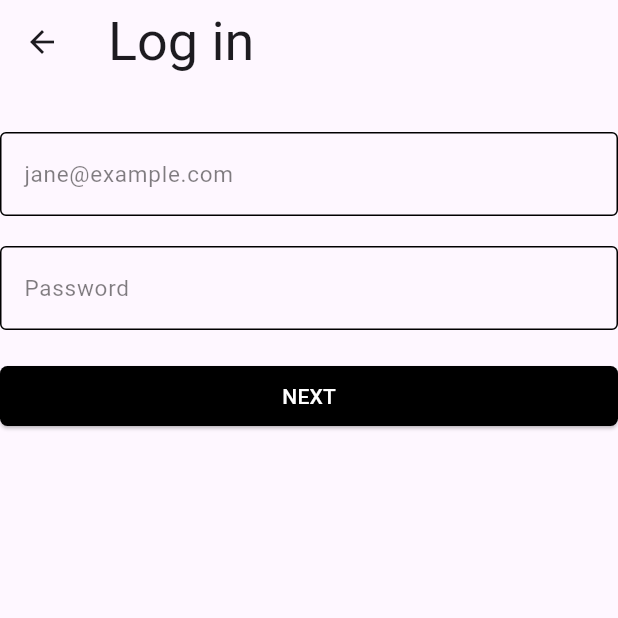
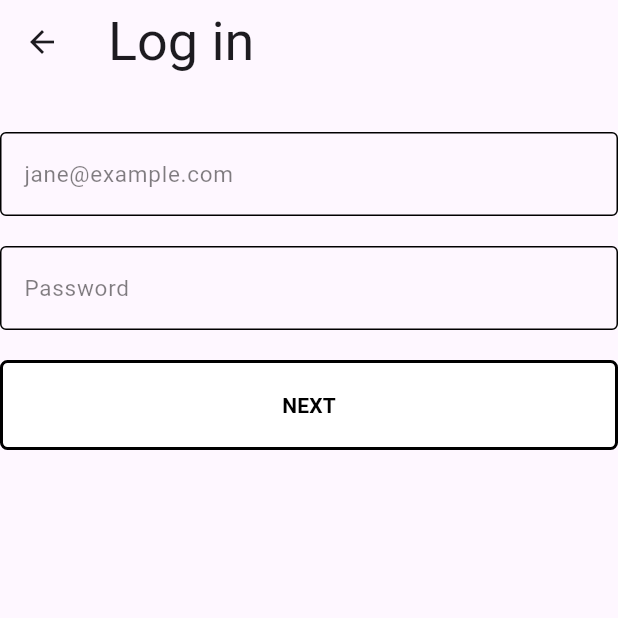
Before and after one commit to aelina-frontend/flutter_courses, a Flutter app: the screen it shows after launch, after a tap on "LOG IN", on a phone screen of 412 x 824 dp, the top half of it. Run offline on Flutter 3.47's test engine with Material 3 defaults, Android fonts, the light colour scheme and no system bars; our stand-ins replace font_awesome_flutter; network calls fail.

Commit message:
переделала кнопки заново, сейчас еще делаю страницу auth_screen.dart

```diff
--- a/lib/auth/auth_screen.dart
+++ b/lib/auth/auth_screen.dart
@@ -1,5 +1,5 @@
 import 'dart:developer';
-
+import 'package:untitled1/core/common/common_button.dart';
 import 'package:flutter/material.dart';
 import 'package:untitled1/core/app_textstyle.dart';
 import 'package:untitled1/screens/discover_screen.dart';
@@ -86,23 +86,30 @@ class _AuthScreenState extends State<AuthScreen> {
             Row(
               children: [
                 Expanded(
-                  child: ElevatedButton(
-                      onPressed: () {
+                  child: CommonButton(
+                      title: 'NEXT',
+                      onTap: () {
                         Navigator.push(context, MaterialPageRoute(builder: (context) => DiscoverScreen()));
-                        _formKey.currentState!.validate();
-                        log('tap');
-                      },
-                      child: const Text('NEXT'),
-                    style: ButtonStyle(
-                      foregroundColor: WidgetStateProperty.all<Color>(Colors.white),
-                      backgroundColor: WidgetStateProperty.all<Color>(Colors.black),
-                      shape: WidgetStateProperty.all<RoundedRectangleBorder>(const RoundedRectangleBorder(
-                        borderRadius: BorderRadius.all(Radius.circular(5)),
-                      )),
-                    ),
-
-                  ),
+                      }),
                 ),
+                // Expanded(
+                //   child: ElevatedButton(
+                //       onPressed: () {
+                //         Navigator.push(context, MaterialPageRoute(builder: (context) => DiscoverScreen()));
+                //         _formKey.currentState!.validate();
+                //         log('tap');
+                //       },
+                //       child: const Text('NEXT'),
+                //     style: ButtonStyle(
+                //       foregroundColor: WidgetStateProperty.all<Color>(Colors.white),
+                //       backgroundColor: WidgetStateProperty.all<Color>(Colors.black),
+                //       shape: WidgetStateProperty.all<RoundedRectangleBorder>(const RoundedRectangleBorder(
+                //         borderRadius: BorderRadius.all(Radius.circular(5)),
+                //       )),
+                //     ),
+                //
+                //   ),
+                // ),
               ],
             ),
           ],
--- a/lib/core/app_textstyle.dart
+++ b/lib/core/app_textstyle.dart
@@ -2,4 +2,5 @@ import 'package:flutter/material.dart';
 
 abstract class AppTextstyle {
   static const s36w400 = TextStyle( fontSize: 36, fontWeight: FontWeight.w400);
+  static const s13w500 = TextStyle( fontSize: 14, fontWeight: FontWeight.w700);
 }
--- /dev/null
+++ b/lib/core/common/common_button.dart
@@ -0,0 +1,37 @@
+import 'package:flutter/material.dart';
+import 'package:untitled1/core/app_textstyle.dart';
+
+class CommonButton extends StatelessWidget {
+  const CommonButton({
+    required this.title,
+    required this.onTap,
+    this.isWhite = true,
+    super.key});
+
+  final String title;
+  final Function() onTap;
+  final bool isWhite;
+
+  @override
+  Widget build(BuildContext context) {
+    return SizedBox(
+      height: 60,
+      width: double.infinity,
+      child: ElevatedButton(
+        style: ElevatedButton.styleFrom(
+          elevation: 0,
+            shape: RoundedRectangleBorder(
+                borderRadius: BorderRadius.circular(5),
+                side: const BorderSide(color: Colors.black,
+                width: 2)),
+          backgroundColor: isWhite ? Colors.white : Colors.black,
+        ),
+          onPressed: onTap,
+          child: Text(
+            title,
+            style: AppTextstyle.s13w500.copyWith(color: isWhite ? Colors.black : Colors.white),
+          ),
+      ),
+    );
+  }
+}
--- /dev/null
+++ b/lib/core/theme/app_dimens.dart
@@ -0,0 +1,6 @@
+
+abstract class AppDimens {
+  static const double smallPadding = 8;
+  static const double mediumPadding = 16;
+  static const double largePadding = 20;
+}
--- a/lib/main.dart
+++ b/lib/main.dart
@@ -7,6 +7,10 @@ final lightTheme = ThemeData.dark(useMaterial3: true);
 final darkTheme = ThemeData.light(useMaterial3: true);
 
 ValueNotifier<bool> isDarkMode = ValueNotifier<bool>(false);
+
+const userName = 'Aelina@';
+const password = 'flutter';
+
 
 void main() {
   runApp(const PortfolioApp());
--- a/lib/screens/welcome_screen.dart
+++ b/lib/screens/welcome_screen.dart
@@ -1,6 +1,8 @@
 import 'package:flutter/material.dart';
 import 'package:font_awesome_flutter/font_awesome_flutter.dart';
 import 'package:untitled1/core/app_assets.dart';
+import 'package:untitled1/core/common/common_button.dart';
+import 'package:untitled1/core/theme/app_dimens.dart';
 import 'package:untitled1/main.dart';
 import 'package:untitled1/screens/discover_screen.dart';
 import '../auth/auth_screen.dart';
@@ -8,7 +10,9 @@ import '../auth/auth_screen.dart';
 
 
 class WelcomeScreen extends StatelessWidget {
-  const WelcomeScreen({super.key});
+  const WelcomeScreen({
+    super.key});
+
 
   @override
   Widget build(BuildContext context) {
@@ -16,96 +20,51 @@ class WelcomeScreen extends StatelessWidget {
       body: SafeArea(
         child: Column(
           children: [
-            Expanded(
-              flex: 9,
-              child: Stack(
-                fit: StackFit.expand,
-                alignment: Alignment.center,
-                 children: [
-                    Image.asset(
-                      fit: BoxFit.cover,
-                       AppAssets.rectangle,
-                     ),
-                       Image.asset(
+        Stack(
+          children:[ Image.asset(
+                    fit: BoxFit.cover,
+                     AppAssets.rectangle,
+                   ),
+                    Positioned(
+                      right: 0,
+                      left: 0,
+                      top: 0,
+                      bottom: 0,
+                      child: Image.asset(
                          AppAssets.group,
                          height: 100,
                          width: 250,
                        ),
-                   ],
-              ),
-            ),
-                 Expanded(
-                 child: Container(
-                   color: Colors.white,
-                   child: Row(
-                     mainAxisAlignment: MainAxisAlignment.center,
-                     children: [GestureDetector(
-                         onTap: () {
-                           Navigator.push(context, MaterialPageRoute(builder: (context) => const AuthScreen(isRegistrationForm: false,)));
-                         },
-                         child: Container(
-                           alignment: Alignment.center,
-                             height: 50,
-                             width: 150,
-                             decoration: BoxDecoration(
-                               border: Border.all(
-                                 color: Colors.black,
-                                 width: 2.0,
-
-                               ),
-                                 borderRadius: BorderRadius.circular(5),
-                                 color: Colors.white,
-                             ),
-                             child: const Center(child: Text(
-                               'LOG IN',
-                               style: TextStyle(
-                                   fontSize: 16, color: Colors.black),
-                               textAlign: TextAlign.center,
-                             )
-                             )
-                         ),
-                       ),
-                       SizedBox(width: 10,),
-                       GestureDetector(
-                         onTap: () {
-                           Navigator.push(context, MaterialPageRoute(builder: (context) => const AuthScreen(isRegistrationForm: true,)));
-                         },
-                         child: Container(
-                           alignment: Alignment.center,
-                             height: 50,
-                             width: 150,
-                             decoration: BoxDecoration(
-                                 borderRadius: BorderRadius.circular(5),
-                               color: Colors.black,
-                             ),
-                             child: const Center(child: Text(
-                               'REGISTER',
-                               style: TextStyle(
-                                   fontSize: 16, color: Colors.white),
-                               textAlign: TextAlign.center,
-                             )
-                             )
-                         ),
-                       ),
-                     ],
-                   ),
-                 ),
-                 )
-
-               ], )
-
-
-            // Stack(
-            //   children: [
-            //     Container(
-            //       height: 80,
-            //       color: Colors.white,
-            //
-            //     )
-            //   ],
-            // )
-
-      ),
-    );
+                    ),
+          ]
+        ),
+            Padding(
+              padding: EdgeInsets.only(top: AppDimens.largePadding,
+              left: AppDimens.mediumPadding,
+              right: AppDimens.mediumPadding),
+              child: Row(
+                // mainAxisAlignment: MainAxisAlignment.center,
+                children: [
+                  Expanded(
+                    child: CommonButton(
+                        title: 'LOG IN',
+                        onTap: () {
+                          Navigator.push(context, MaterialPageRoute(builder: (context) => const AuthScreen( isRegistrationForm: false,)));
+                        }),
+                  ),
+                  const SizedBox(width: AppDimens.smallPadding,),
+                  Expanded(
+                    child: CommonButton(
+                      isWhite: false,
+                        title: 'REGISTER',
+                        onTap: () {
+                          Navigator.push(context, MaterialPageRoute(builder: (context) => const AuthScreen( isRegistrationForm: true,)));
+                        }),
+                  ),
+                ],),
+            )
+      ],
+    )
+      ));
   }
 }
--- a/lib/widgets/user_info.dart
+++ b/lib/widgets/user_info.dart
@@ -15,9 +15,9 @@ class UserInfo extends StatelessWidget {
             Row(
               children: [
                 SizedBox(width: 25),
-                Image.asset(
-                    AppAssets.profilePicture,
-                    height: 250),
+                // Image.asset(
+                //     AppAssets.profilePicture,
+                //     height: 250),
                 SizedBox(width: 10),
                 Column(
                     children:  [
```
